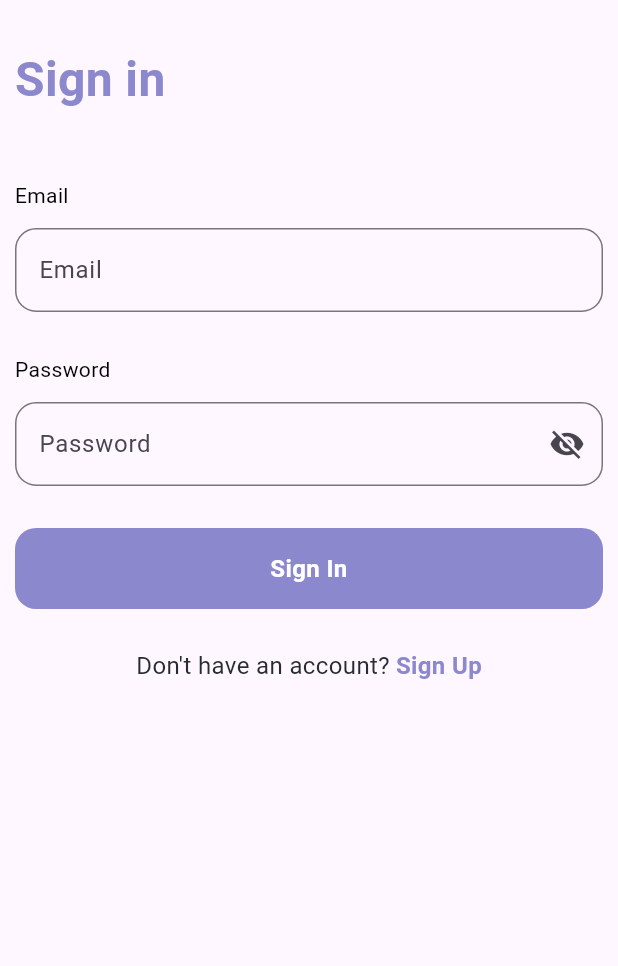
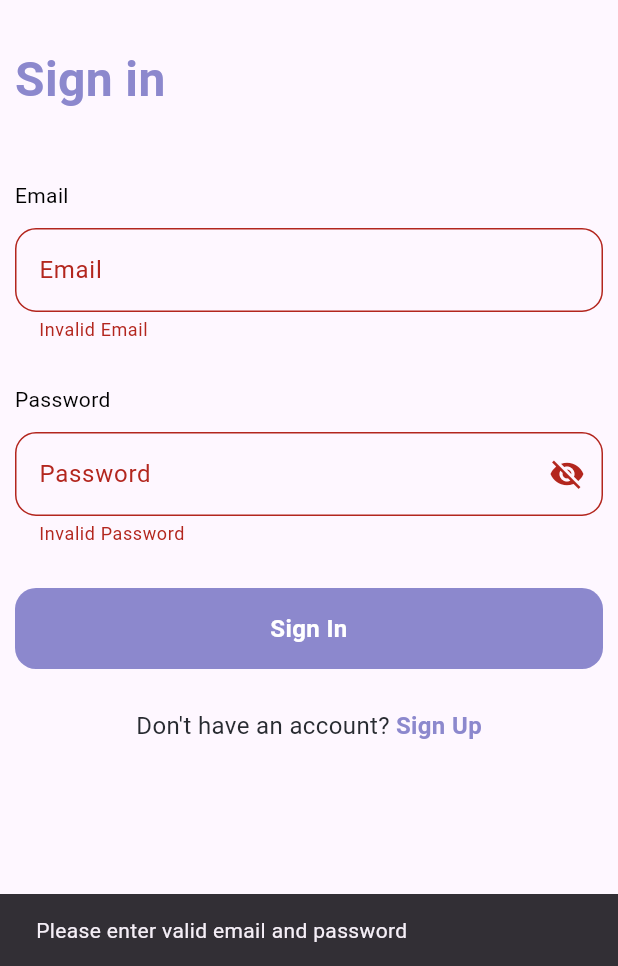
Before and after one commit to shakhawat-khan/easy-do, a Flutter app: the screen it shows after launch, after a tap on "Sign In", on a phone screen of 412 x 824 dp, the part 270-1236 px from its top. Run offline on Flutter 3.47's test engine with Material 3 defaults, Android fonts, the phone set to English and light mode, and no system bars; our stand-ins replace flutter_riverpod, go_router, image_picker, riverpod_annotation, shared_preferences; generated files the repository leaves out were written again; Roboto replaces fonts that are missing (Manrope).

Commit message:
textfield validation

```diff
--- a/lib/src/modules/sign_in/view/sign_in_view.dart
+++ b/lib/src/modules/sign_in/view/sign_in_view.dart
@@ -9,6 +9,8 @@ import 'package:easy_do/src/modules/sign_in/providers/sign_in_provider.dart';
 import 'package:easy_do/src/modules/sign_in/providers/signin_function.dart';
 import 'package:easy_do/src/providers/common_providers.dart';
 import 'package:easy_do/src/routing/app_route.dart';
+import 'package:easy_do/src/utils/app_utils.dart';
+import 'package:easy_do/src/utils/key.dart';
 import 'package:easy_do/src/utils/log_message.dart';
 
 import 'package:flutter/material.dart';
@@ -23,6 +25,8 @@ class SignInView extends ConsumerWidget {
     return SafeArea(
       child: Scaffold(
         body: SingleChildScrollView(
+          child: Form(
+            key: formKeySignin,
             child: Column(
               mainAxisAlignment: MainAxisAlignment.start,
               crossAxisAlignment: CrossAxisAlignment.start,
@@ -54,8 +58,16 @@ class SignInView extends ConsumerWidget {
                       ),
                       gapH12,
                       TextFormField(
-                      controller:
-                          ref.watch(textControllerProvider('signIn_email')),
+                        autovalidateMode: AutovalidateMode.onUserInteraction,
+                        controller: ref.watch(
+                          textControllerProvider('signIn_email'),
+                        ),
+                        validator: (value) {
+                          if (AppUtils.isValidEmail(email: value!) == false) {
+                            return 'Invalid Email';
+                          }
+                          return null;
+                        },
                         decoration: const InputDecoration(
                           labelText: 'Email',
                         ),
@@ -66,6 +78,14 @@ class SignInView extends ConsumerWidget {
                       ),
                       gapH12,
                       TextFormField(
+                        autovalidateMode: AutovalidateMode.onUserInteraction,
+                        validator: (value) {
+                          if (AppUtils.isValidPassword(password: value!) ==
+                              false) {
+                            return 'Invalid Password';
+                          }
+                          return null;
+                        },
                         controller: ref.watch(
                           textControllerProvider('signIn_password'),
                         ),
@@ -89,6 +109,9 @@ class SignInView extends ConsumerWidget {
                       gapH28,
                       GestureDetector(
                         onTap: () async {
+                          final isValidate =
+                              formKeySignin.currentState!.validate();
+                          if (isValidate == true) {
                             ref.read(isLoadingSignIn.notifier).state = true;
                             await login(
                               mail: ref
@@ -108,6 +131,15 @@ class SignInView extends ConsumerWidget {
                               context: context,
                             );
                             ref.read(isLoadingSignIn.notifier).state = false;
+                          } else {
+                            const snackBar = SnackBar(
+                              content:
+                                  Text('Please enter valid email and password'),
+                            );
+
+                            ScaffoldMessenger.of(context)
+                                .showSnackBar(snackBar);
+                          }
 
                           // if (context.mounted) {
                           //   Navigator.push(
@@ -175,6 +207,7 @@ class SignInView extends ConsumerWidget {
             ),
           ),
         ),
+      ),
     );
   }
 }
--- /dev/null
+++ b/lib/src/utils/key.dart
@@ -0,0 +1,4 @@
+import 'package:flutter/material.dart';
+
+final formKeySignin = GlobalKey<FormState>();
+final formKeySignup = GlobalKey<FormState>();
```
Also changed, not shown: lib/src/modules/sign_up/view/signup_view.dart (+62 -3 lines). Lines whose indentation alone changed are shown as unchanged.
